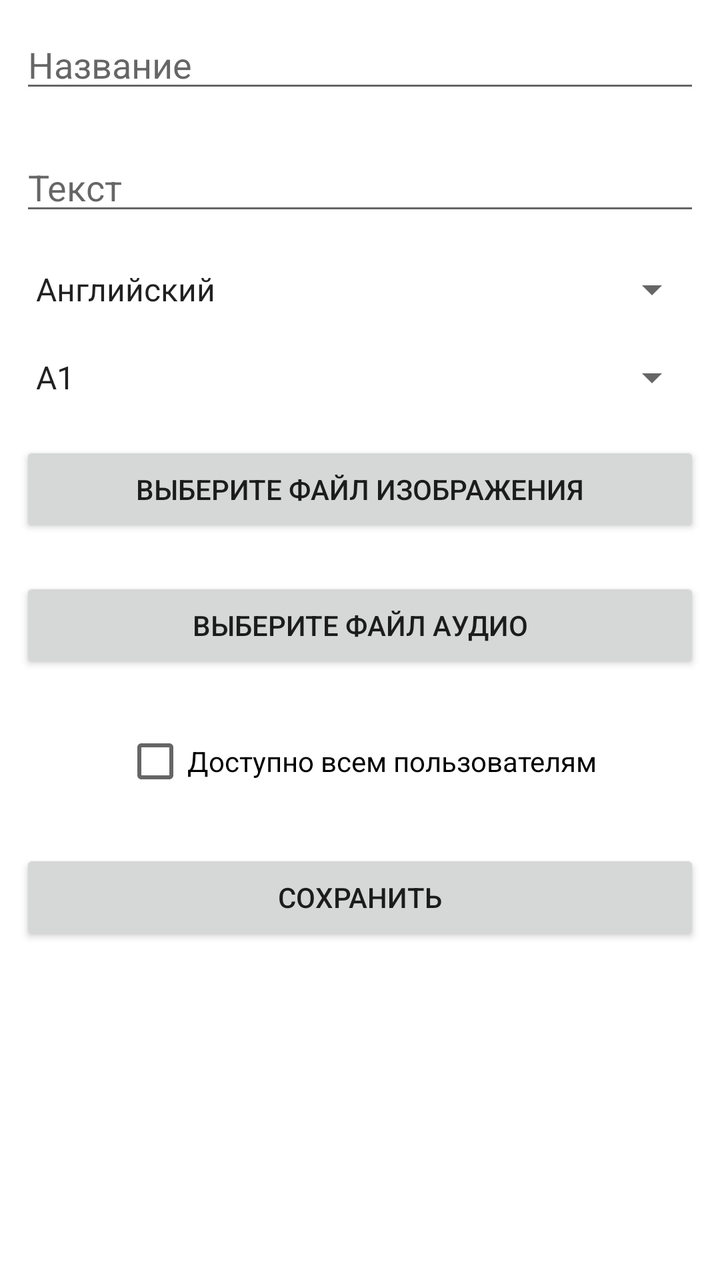
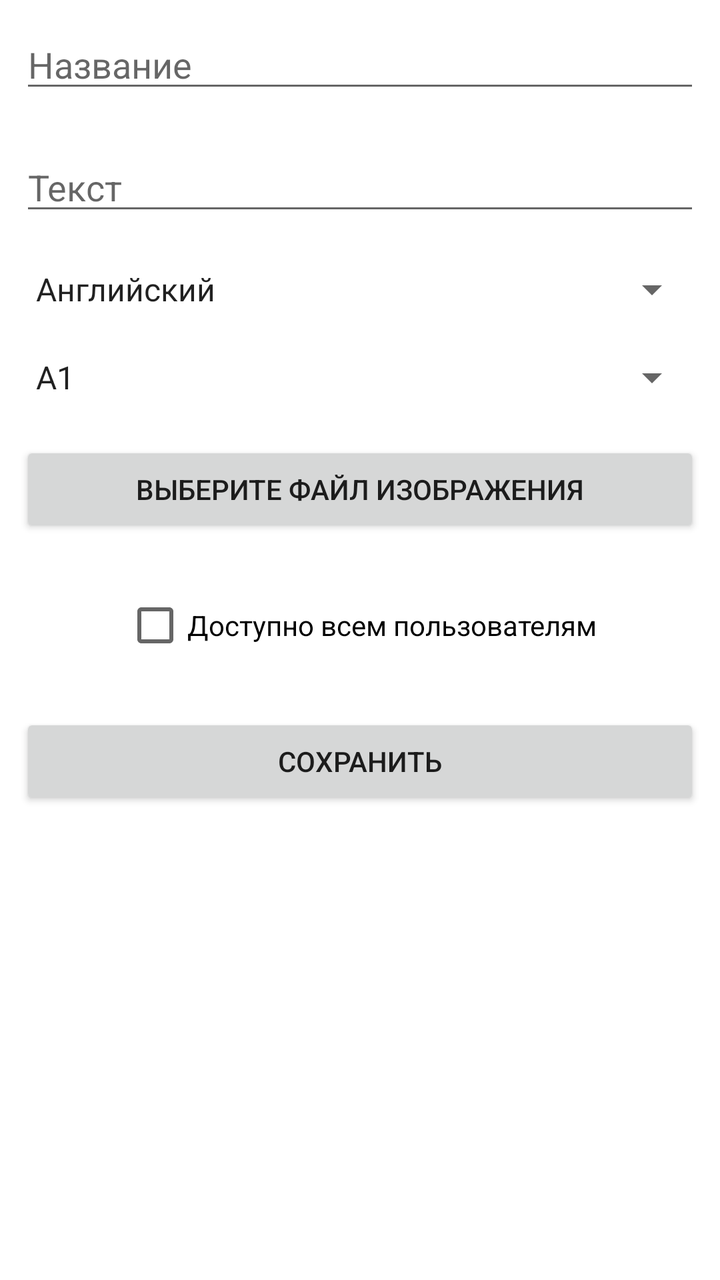

Two renders of the same Android screen: before a commit and after it. Below are the layout's source before the change and the commit's diff.
<!-- AndroidManifest.xml: application theme Theme.LanguageLeap -->
<!-- res/layout/fragment_add_text.xml -->
<?xml version="1.0" encoding="utf-8"?>
<FrameLayout xmlns:android="http://schemas.android.com/apk/res/android"
    xmlns:tools="http://schemas.android.com/tools"
    android:layout_width="match_parent"
    android:layout_height="match_parent"
    tools:context=".ui.addText.AddTextFragment">


    <ScrollView
        android:layout_width="match_parent"
        android:layout_height="match_parent">

        <LinearLayout
            android:layout_width="match_parent"
            android:layout_height="match_parent"
            android:gravity="center"
            android:orientation="vertical">


            <EditText
                android:id="@+id/titleEditText"
                android:layout_width="match_parent"
                android:layout_height="wrap_content"
                android:layout_margin="30px"
                android:hint="Название" />

            <EditText
                android:id="@+id/textEditText"
                android:layout_width="match_parent"
                android:layout_height="wrap_content"
                android:hint="Текст"
                android:layout_margin="30px"
                android:inputType="textMultiLine" />

            <Spinner
                android:id="@+id/languageSpinner"
                android:layout_width="match_parent"
                android:layout_height="wrap_content"
                android:layout_margin="30px"
                android:entries="@array/language_options"
                android:hint="Язык" />

            <Spinner
                android:id="@+id/levelSpinner"
                android:layout_width="match_parent"
                android:layout_height="wrap_content"
                android:layout_margin="30px"
                android:entries="@array/language_levels"
                android:hint="Уровень языка" />

            <Button
                android:id="@+id/imageButton"
                android:layout_width="match_parent"
                android:layout_height="wrap_content"
                android:layout_margin="30px"
                android:text="Выберите файл изображения" />

            <Button
                android:id="@+id/audioButton"
                android:layout_width="match_parent"
                android:layout_height="wrap_content"
                android:layout_margin="30px"
                android:text="Выберите файл аудио" />

            <CheckBox
                android:id="@+id/publicCheckbox"
                android:layout_width="wrap_content"
                android:layout_height="wrap_content"
                android:layout_margin="30px"
                android:text="Доступно всем пользователям" />

            <Button
                android:id="@+id/saveButton"
                android:layout_width="match_parent"
                android:layout_height="wrap_content"
                android:layout_margin="30px"
                android:text="Сохранить" />


        </LinearLayout>
    </ScrollView>


</FrameLayout>
<!-- resources referenced by this layout -->
<resources>
  <string-array name="language_levels">
          <item>A1</item>
          <item>A2</item>
          <item>B1</item>
          <item>B2</item>
          <item>C1</item>
          <item>C2</item>
  
      </string-array>
  <string-array name="language_options">
          <item>Английский</item>
          <item>Немецкий</item>
          <item>Испанский</item>
          <item>Французский</item>
          <item>Итальянский</item>
  
      </string-array>
  <style name="Theme.LanguageLeap" parent="Theme.MaterialComponents.DayNight.DarkActionBar">
          
          <item name="colorPrimary">@color/purple_500</item>
          <item name="colorPrimaryVariant">@color/purple_700</item>
          <item name="colorOnPrimary">@color/white</item>
          
          <item name="colorSecondary">@color/teal_200</item>
          <item name="colorSecondaryVariant">@color/teal_700</item>
          <item name="colorOnSecondary">@color/black</item>
          
          <item name="android:statusBarColor">?attr/colorPrimaryVariant</item>
          
      </style>
  <color name="purple_500">#FF6200EE</color>
  <color name="purple_700">#21006B</color>
  <color name="white">#FFFFFFFF</color>
  <color name="teal_200">#FF03DAC5</color>
  <color name="teal_700">#FF018786</color>
  <color name="black">#FF000000</color>
</resources>

<!-- the commit's change to res/layout/fragment_add_text.xml (unified diff, before → after) -->
@@ -55,12 +55,7 @@
                 android:layout_margin="30px"
                 android:text="Выберите файл изображения" />
 
-            <Button
-                android:id="@+id/audioButton"
-                android:layout_width="match_parent"
-                android:layout_height="wrap_content"
-                android:layout_margin="30px"
-                android:text="Выберите файл аудио" />
+
 
             <CheckBox
                 android:id="@+id/publicCheckbox"
